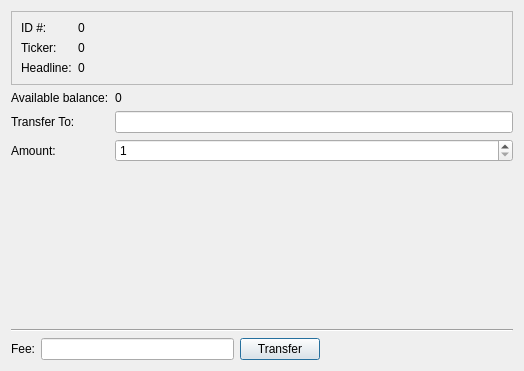
Old version of the form src/qt/forms/assettransferdialog.ui in the repository drivechain-project/Sidechains.
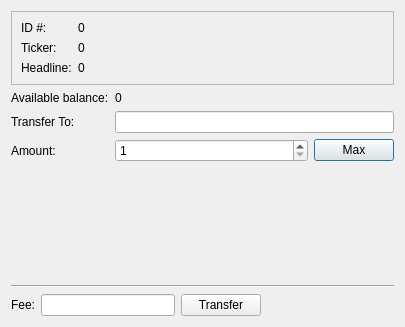
New version of the form. Custom widgets are drawn as their Qt base class.

The edit to the form file:
```diff
--- a/src/qt/forms/assettransferdialog.ui
+++ b/src/qt/forms/assettransferdialog.ui
@@ -6,8 +6,8 @@
    <rect>
     <x>0</x>
     <y>0</y>
-    <width>524</width>
-    <height>371</height>
+    <width>405</width>
+    <height>327</height>
    </rect>
   </property>
   <property name="windowTitle">
@@ -105,6 +105,11 @@
       </widget>
      </item>
      <item row="3" column="1">
+      <layout class="QHBoxLayout" name="horizontalLayout_2">
+       <property name="bottomMargin">
+        <number>0</number>
+       </property>
+       <item>
       <widget class="QSpinBox" name="amount">
        <property name="minimum">
         <number>1</number>
@@ -113,6 +118,21 @@
         <number>999999999</number>
        </property>
       </widget>
+       </item>
+       <item>
+        <widget class="QPushButton" name="pushButtonMax">
+         <property name="sizePolicy">
+          <sizepolicy hsizetype="Maximum" vsizetype="Fixed">
+           <horstretch>0</horstretch>
+           <verstretch>0</verstretch>
+          </sizepolicy>
+         </property>
+         <property name="text">
+          <string>Max</string>
+         </property>
+        </widget>
+       </item>
+      </layout>
      </item>
     </layout>
    </item>
```
Lines whose indentation alone changed are shown as unchanged.
